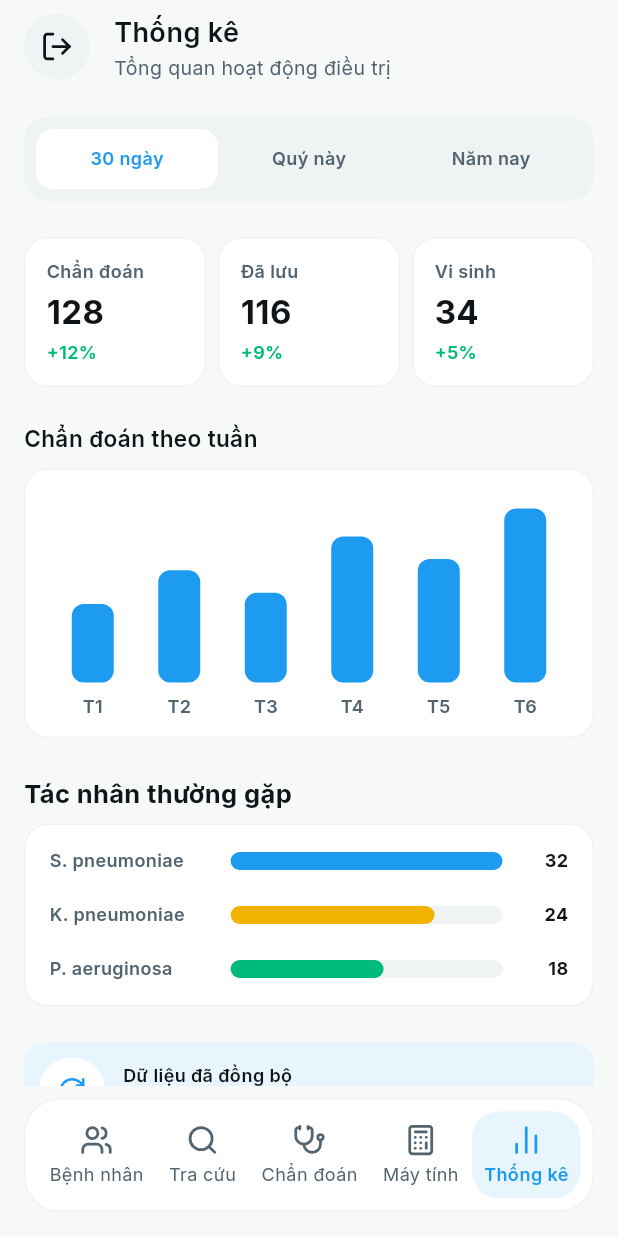
After one commit to RespiraAMS/Respira-Mobile, a Flutter app: the StatisticsScreen screen opened by its route, on a phone screen of 412 x 824 dp. The commit adds this screen. Run offline on Flutter 3.47's test engine with Material 3 defaults, Android fonts, the phone set to English and light mode, and no system bars; our stand-ins replace flutter_riverpod, freezed_annotation, go_router, google_fonts, lucide_icons, riverpod_annotation; generated files the repository leaves out were written again.

Commit message:
feat(statistics): activity overview with functional period ranges
- StatisticsScreen: KPI tiles, weekly bar chart, pathogen ranking, sync banner
- 3 seeded datasets driven by StatisticsPeriodController (200ms transitions)
- AppBottomNavigation: Bệnh nhân ↔ Thống kê live navigation
- statistics route slice + tests (render, dataset switch, nav round-trip)

```diff
--- a/lib/core/router/app_router.dart
+++ b/lib/core/router/app_router.dart
@@ -4,6 +4,7 @@ import 'package:riverpod_annotation/riverpod_annotation.dart';
 import '../../features/diagnosis/routes.dart';
 import '../../features/authentication/routes.dart';
 import '../../features/patient/routes.dart';
+import '../../features/statistics/routes.dart';
 
 part 'app_router.g.dart';
 
@@ -12,7 +13,12 @@ GoRouter buildAppRouter({
 }) {
   return GoRouter(
     initialLocation: initialLocation,
-    routes: [...authenticationRoutes, ...patientRoutes, ...diagnosisRoutes],
+    routes: [
+      ...authenticationRoutes,
+      ...patientRoutes,
+      ...diagnosisRoutes,
+      ...statisticsRoutes,
+    ],
   );
 }
 
--- a/lib/features/patient/screens/patient_list_screen.dart
+++ b/lib/features/patient/screens/patient_list_screen.dart
@@ -2,6 +2,7 @@ import 'package:flutter/material.dart';
 import 'package:flutter_riverpod/flutter_riverpod.dart';
 import 'package:go_router/go_router.dart';
 import 'package:lucide_icons/lucide_icons.dart';
+import 'package:respira_mobile/features/statistics/routes.dart';
 
 import '../../../../design_system/design_system.dart';
 import '../models/patient_summary.dart';
@@ -151,7 +152,9 @@ class PatientListScreen extends ConsumerWidget {
                 items: navItems,
                 activeIndex: 0,
                 onTap: (index) {
-                  if (index != 0) {
+                  if (index == 4) {
+                    context.push(StatisticsRoutes.overview);
+                  } else if (index != 0) {
                     _showTabPlaceholder(context, navItems[index].label);
                   }
                 },
--- /dev/null
+++ b/lib/features/statistics/models/statistics_view.dart
@@ -0,0 +1,68 @@
+import 'package:freezed_annotation/freezed_annotation.dart';
+
+part 'statistics_view.freezed.dart';
+part 'statistics_view.g.dart';
+
+/// Overview ranges of the statistics screen.
+enum PeriodRange {
+  last30Days('30 ngày'),
+  thisQuarter('Quý này'),
+  thisYear('Năm nay');
+
+  const PeriodRange(this.displayName);
+
+  final String displayName;
+}
+
+/// One headline KPI tile ("Chẩn đoán · 128 · +12%").
+@freezed
+class KpiStat with _$KpiStat {
+  const factory KpiStat({
+    required String label,
+    required int value,
+    required int deltaPercent,
+  }) = _KpiStat;
+
+  factory KpiStat.fromJson(Map<String, dynamic> json) => _$KpiStatFromJson(json);
+}
+
+/// One weekly bar of the "Chẩn đoán theo tuần" chart.
+@freezed
+class WeeklyBar with _$WeeklyBar {
+  const factory WeeklyBar({
+    required String label,
+    required int value,
+  }) = _WeeklyBar;
+
+  factory WeeklyBar.fromJson(Map<String, dynamic> json) =>
+      _$WeeklyBarFromJson(json);
+}
+
+/// One pathogen row of the "Tác nhân thường gặp" ranking.
+@freezed
+class PathogenStat with _$PathogenStat {
+  const factory PathogenStat({
+    required String name,
+    required int count,
+
+    /// 0 = most frequent; drives the semantic bar color (primary/warning/
+    /// success — label + color together, never color alone §12).
+    required int rank,
+  }) = _PathogenStat;
+
+  factory PathogenStat.fromJson(Map<String, dynamic> json) =>
+      _$PathogenStatFromJson(json);
+}
+
+/// Aggregate view model for one [PeriodRange].
+@freezed
+class StatisticsView with _$StatisticsView {
+  const factory StatisticsView({
+    @Default([]) List<KpiStat> kpis,
+    @Default([]) List<WeeklyBar> bars,
+    @Default([]) List<PathogenStat> pathogens,
+  }) = _StatisticsView;
+
+  factory StatisticsView.fromJson(Map<String, dynamic> json) =>
+      _$StatisticsViewFromJson(json);
+}
--- /dev/null
+++ b/lib/features/statistics/providers/statistics_provider.dart
@@ -0,0 +1,89 @@
+import 'package:riverpod_annotation/riverpod_annotation.dart';
+
+import '../models/statistics_view.dart';
+
+part 'statistics_provider.g.dart';
+
+/// Selected overview range of the statistics screen.
+@Riverpod(keepAlive: true)
+class StatisticsPeriodController extends _$StatisticsPeriodController {
+  @override
+  PeriodRange build() => PeriodRange.last30Days;
+
+  void setPeriod(PeriodRange period) => state = period;
+}
+
+const _thirtyDays = StatisticsView(
+  kpis: [
+    KpiStat(label: 'Chẩn đoán', value: 128, deltaPercent: 12),
+    KpiStat(label: 'Đã lưu', value: 116, deltaPercent: 9),
+    KpiStat(label: 'Vi sinh', value: 34, deltaPercent: 5),
+  ],
+  bars: [
+    WeeklyBar(label: 'T1', value: 14),
+    WeeklyBar(label: 'T2', value: 20),
+    WeeklyBar(label: 'T3', value: 16),
+    WeeklyBar(label: 'T4', value: 26),
+    WeeklyBar(label: 'T5', value: 22),
+    WeeklyBar(label: 'T6', value: 31),
+  ],
+  pathogens: [
+    PathogenStat(name: 'S. pneumoniae', count: 32, rank: 0),
+    PathogenStat(name: 'K. pneumoniae', count: 24, rank: 1),
+    PathogenStat(name: 'P. aeruginosa', count: 18, rank: 2),
+  ],
+);
+
+const _thisQuarter = StatisticsView(
+  kpis: [
+    KpiStat(label: 'Chẩn đoán', value: 384, deltaPercent: 8),
+    KpiStat(label: 'Đã lưu', value: 351, deltaPercent: 6),
+    KpiStat(label: 'Vi sinh', value: 97, deltaPercent: 4),
+  ],
+  bars: [
+    WeeklyBar(label: 'T1', value: 58),
+    WeeklyBar(label: 'T2', value: 71),
+    WeeklyBar(label: 'T3', value: 64),
+    WeeklyBar(label: 'T4', value: 83),
+    WeeklyBar(label: 'T5', value: 77),
+    WeeklyBar(label: 'T6', value: 92),
+  ],
+  pathogens: [
+    PathogenStat(name: 'S. pneumoniae', count: 96, rank: 0),
+    PathogenStat(name: 'K. pneumoniae', count: 74, rank: 1),
+    PathogenStat(name: 'P. aeruginosa', count: 53, rank: 2),
+  ],
+);
+
+const _thisYear = StatisticsView(
+  kpis: [
+    KpiStat(label: 'Chẩn đoán', value: 1523, deltaPercent: 15),
+    KpiStat(label: 'Đã lưu', value: 1387, deltaPercent: 11),
+    KpiStat(label: 'Vi sinh', value: 402, deltaPercent: 7),
+  ],
+  bars: [
+    WeeklyBar(label: 'T1', value: 212),
+    WeeklyBar(label: 'T2', value: 248),
+    WeeklyBar(label: 'T3', value: 230),
+    WeeklyBar(label: 'T4', value: 276),
+    WeeklyBar(label: 'T5', value: 259),
+    WeeklyBar(label: 'T6', value: 298),
+  ],
+  pathogens: [
+    PathogenStat(name: 'S. pneumoniae', count: 371, rank: 0),
+    PathogenStat(name: 'K. pneumoniae', count: 289, rank: 1),
+    PathogenStat(name: 'P. aeruginosa', count: 206, rank: 2),
+  ],
+);
+
+/// Demo datasets per range — swap for a repository call once the
+/// networking layer exists.
+@Riverpod(keepAlive: true)
+StatisticsView statisticsView(StatisticsViewRef ref) {
+  final period = ref.watch(statisticsPeriodControllerProvider);
+  return switch (period) {
+    PeriodRange.last30Days => _thirtyDays,
+    PeriodRange.thisQuarter => _thisQuarter,
+    PeriodRange.thisYear => _thisYear,
+  };
+}
--- /dev/null
+++ b/lib/features/statistics/routes.dart
@@ -0,0 +1,14 @@
+import 'package:go_router/go_router.dart';
+
+import 'screens/statistics_screen.dart';
+
+class StatisticsRoutes {
+  static const overview = '/statistics';
+}
+
+final List<RouteBase> statisticsRoutes = [
+  GoRoute(
+    path: StatisticsRoutes.overview,
+    builder: (context, state) => const StatisticsScreen(),
+  ),
+];
--- /dev/null
+++ b/lib/features/statistics/screens/statistics_screen.dart
@@ -0,0 +1,233 @@
+import 'package:flutter/material.dart';
+import 'package:flutter_riverpod/flutter_riverpod.dart';
+import 'package:go_router/go_router.dart';
+import 'package:lucide_icons/lucide_icons.dart';
+
+import '../../../../design_system/design_system.dart';
+import '../../../../features/patient/routes.dart';
+import '../models/statistics_view.dart';
+import '../providers/statistics_provider.dart';
+import '../widgets/kpi_tile_widget.dart';
+import '../widgets/pathogen_row_widget.dart';
+import '../widgets/weekly_bars_widget.dart';
+
+/// Route `/statistics` — treatment activity overview (bottom-nav tab 5).
+class StatisticsScreen extends ConsumerWidget {
+  const StatisticsScreen({super.key});
+
+  void _showTabPlaceholder(BuildContext context, String label) {
+    showAppToast(context, 'Tab "$label" sẽ được bổ sung sau.');
+  }
+
+  @override
+  Widget build(BuildContext context, WidgetRef ref) {
+    final c = context.respiraColors;
+    final period = ref.watch(statisticsPeriodControllerProvider);
+    final periodController =
+        ref.read(statisticsPeriodControllerProvider.notifier);
+    final view = ref.watch(statisticsViewProvider);
+    final maxPathogenCount =
+        view.pathogens.fold<int>(1, (a, p) => p.count > a ? p.count : a);
+
+    final navItems = const [
+      AppBottomNavItem(icon: LucideIcons.users, label: 'Bệnh nhân'),
+      AppBottomNavItem(icon: LucideIcons.search, label: 'Tra cứu'),
+      AppBottomNavItem(icon: LucideIcons.stethoscope, label: 'Chẩn đoán'),
+      AppBottomNavItem(icon: LucideIcons.calculator, label: 'Máy tính'),
+      AppBottomNavItem(icon: LucideIcons.barChart2, label: 'Thống kê'),
+    ];
+
+    return Scaffold(
+      body: SafeArea(
+        child: Padding(
+          padding: const EdgeInsets.fromLTRB(
+            Spacing.group,
+            Spacing.inline,
+            Spacing.group,
+            Spacing.group,
+          ),
+          child: Column(
+            crossAxisAlignment: CrossAxisAlignment.stretch,
+            children: [
+              _Header(),
+              const SizedBox(height: Spacing.section),
+              AppSegmentedTabs<PeriodRange>(
+                segments: [
+                  for (final range in PeriodRange.values)
+                    (range, range.displayName),
+                ],
+                selected: period,
+                onChanged: periodController.setPeriod,
+              ),
+              const SizedBox(height: Spacing.section),
+              Expanded(
+                child: SingleChildScrollView(
+                  child: Column(
+                    crossAxisAlignment: CrossAxisAlignment.stretch,
+                    children: [
+                      Row(
+                        crossAxisAlignment: CrossAxisAlignment.start,
+                        children: [
+                          for (final kpi in view.kpis) ...[
+                            if (kpi != view.kpis.first)
+                              const SizedBox(width: Spacing.inline),
+                            Expanded(child: KpiTileWidget(stat: kpi)),
+                          ],
+                        ],
+                      ),
+                      const SizedBox(height: Spacing.section),
+                      Text(
+                        'Chẩn đoán theo tuần',
+                        style: TypographyTokens.bodyMedium(context)
+                            .copyWith(fontWeight: FontWeight.w600),
+                      ),
+                      const SizedBox(height: Spacing.inline),
+                      WeeklyBarsWidget(bars: view.bars),
+                      const SizedBox(height: Spacing.section),
+                      Text(
+                        'Tác nhân thường gặp',
+                        style: TypographyTokens.bodyLarge(context)
+                            .copyWith(fontWeight: FontWeight.w700),
+                      ),
+                      const SizedBox(height: Spacing.inline),
+                      Container(
+                        padding: const EdgeInsets.all(Spacing.group),
+                        decoration: BoxDecoration(
+                          color: c.surface,
+                          borderRadius: AppRadius.md,
+                          border: Border.all(color: c.borderSubtle),
+                        ),
+                        child: Column(
+                          children: [
+                            for (final pathogen in view.pathogens) ...[
+                              if (pathogen != view.pathogens.first)
+                                const SizedBox(height: Spacing.block),
+                              PathogenRowWidget(
+                                stat: pathogen,
+                                maxCount: maxPathogenCount,
+                              ),
+                            ],
+                          ],
+                        ),
+                      ),
+                      const SizedBox(height: Spacing.section),
+                      _SyncBanner(),
+                    ],
+                  ),
+                ),
+              ),
+              const SizedBox(height: Spacing.inline),
+              AppBottomNavigation(
+                items: navItems,
+                activeIndex: 4,
+                onTap: (index) {
+                  if (index == 0) {
+                    context.go(PatientRoutes.list);
+                  } else if (index != 4) {
+                    _showTabPlaceholder(context, navItems[index].label);
+                  }
+                },
+              ),
+            ],
+          ),
+        ),
+      ),
+    );
+  }
+}
+
+class _Header extends ConsumerWidget {
+  const _Header();
+
+  @override
+  Widget build(BuildContext context, WidgetRef ref) {
+    final c = context.respiraColors;
+
+    return Row(
+      children: [
+        Material(
+          color: c.surfaceSecondary,
+          shape: const CircleBorder(),
+          clipBehavior: Clip.antiAlias,
+          child: SizedBox(
+            width: ControlSize.touchTargetMin,
+            height: ControlSize.touchTargetMin,
+            child: InkWell(
+              onTap: () => showAppToast(
+                context,
+                'Đăng xuất sẽ được bổ sung sau.',
+              ),
+              child: Icon(LucideIcons.logOut,
+                  size: ControlSize.iconXl, color: c.iconDefault),
+            ),
+          ),
+        ),
+        const SizedBox(width: Spacing.group),
+        Expanded(
+          child: Column(
+            crossAxisAlignment: CrossAxisAlignment.start,
+            mainAxisSize: MainAxisSize.min,
+            children: [
+              Text(
+                'Thống kê',
+                maxLines: 1,
+                overflow: TextOverflow.ellipsis,
+                style:
+                    TypographyTokens.h3(context).copyWith(color: c.textPrimary),
+              ),
+              const SizedBox(height: 2),
+              AppText('Tổng quan hoạt động điều trị',
+                  type: AppTextType.caption, maxLines: 1),
+            ],
+          ),
+        ),
+      ],
+    );
+  }
+}
+
+class _SyncBanner extends StatelessWidget {
+  const _SyncBanner();
+
+  @override
+  Widget build(BuildContext context) {
+    final c = context.respiraColors;
+
+    return Container(
+      padding: const EdgeInsets.all(Spacing.xxs + 2),
+      decoration: BoxDecoration(
+        color: c.primarySoft,
+        borderRadius: BorderRadius.circular(14),
+      ),
+      child: Row(
+        children: [
+          Container(
+            width: ControlSize.touchTargetMin,
+            height: ControlSize.touchTargetMin,
+            alignment: Alignment.center,
+            decoration: BoxDecoration(color: c.surface, shape: BoxShape.circle),
+            child: Icon(LucideIcons.refreshCw,
+                size: ControlSize.iconLg, color: c.primary),
+          ),
+          const SizedBox(width: Spacing.control),
+          Expanded(
+            child: Column(
+              crossAxisAlignment: CrossAxisAlignment.start,
+              mainAxisSize: MainAxisSize.min,
+              children: [
+                Text(
+                  'Dữ liệu đã đồng bộ',
+                  style: TypographyTokens.label(context)
+                      .copyWith(color: c.textPrimary),
+                ),
+                const SizedBox(height: 2),
+                AppText('Cập nhật lúc 19:28 hôm nay',
+                    type: AppTextType.caption, maxLines: 1),
+              ],
+            ),
+          ),
+        ],
+      ),
+    );
+  }
+}
--- /dev/null
+++ b/lib/features/statistics/widgets/kpi_tile_widget.dart
@@ -0,0 +1,57 @@
+import 'package:flutter/material.dart';
+
+import 'package:respira_mobile/design_system/design_system.dart';
+
+import '../models/statistics_view.dart';
+
+/// Headline KPI tile ("Chẩn đoán · 128 · +12%"): label · value · delta.
+class KpiTileWidget extends StatelessWidget {
+  const KpiTileWidget({super.key, required this.stat});
+
+  final KpiStat stat;
+
+  @override
+  Widget build(BuildContext context) {
+    final c = context.respiraColors;
+    final deltaText =
+        '${stat.deltaPercent >= 0 ? '+' : ''}${stat.deltaPercent}%';
+    final deltaColor = stat.deltaPercent >= 0 ? c.success : c.error;
+
+    return Container(
+      padding: const EdgeInsets.all(Spacing.control + 2),
+      decoration: BoxDecoration(
+        color: c.surface,
+        borderRadius: AppRadius.md,
+        border: Border.all(color: c.borderSubtle),
+      ),
+      child: Column(
+        crossAxisAlignment: CrossAxisAlignment.start,
+        mainAxisSize: MainAxisSize.min,
+        children: [
+          Text(
+            stat.label,
+            maxLines: 1,
+            overflow: TextOverflow.ellipsis,
+            style: TypographyTokens.label(context)
+                .copyWith(color: c.textSecondary),
+          ),
+          const SizedBox(height: Spacing.xxxs),
+          // Scale step closest to the template's 24px within the type scale.
+          FittedBox(
+            fit: BoxFit.scaleDown,
+            child: Text(
+              '${stat.value}',
+              style: TypographyTokens.h2(context)
+                  .copyWith(color: c.textPrimary),
+            ),
+          ),
+          const SizedBox(height: Spacing.xxxs),
+          Text(
+            deltaText,
+            style: TypographyTokens.label(context).copyWith(color: deltaColor),
+          ),
+        ],
+      ),
+    );
+  }
+}
--- /dev/null
+++ b/lib/features/statistics/widgets/pathogen_row_widget.dart
@@ -0,0 +1,83 @@
+import 'package:flutter/material.dart';
+
+import 'package:respira_mobile/design_system/design_system.dart';
+
+import '../models/statistics_view.dart';
+
+/// One "Tác nhân thường gặp" row: name · progress track · bold count.
+/// Fill width is proportional to the max count; color follows the rank.
+class PathogenRowWidget extends StatelessWidget {
+  const PathogenRowWidget({
+    super.key,
+    required this.stat,
+    required this.maxCount,
+  });
+
+  final PathogenStat stat;
+  final int maxCount;
+
+  @override
+  Widget build(BuildContext context) {
+    final c = context.respiraColors;
+    final fillColor = switch (stat.rank) {
+      0 => c.primary,
+      1 => c.warning,
+      _ => c.success,
+    };
+
+    final fraction =
+        maxCount <= 0 ? 0.0 : (stat.count / maxCount).clamp(0.0, 1.0);
+
+    return Row(
+      children: [
+        Expanded(
+          flex: 3,
+          child: Text(
+            stat.name,
+            maxLines: 1,
+            overflow: TextOverflow.ellipsis,
+            style: TypographyTokens.label(context)
+                .copyWith(color: c.textSecondary),
+          ),
+        ),
+        const SizedBox(width: Spacing.control),
+        Expanded(
+          flex: 5,
+          child: Stack(
+            children: [
+              Container(
+                height: 12,
+                decoration: BoxDecoration(
+                  color: c.surfaceSecondary,
+                  borderRadius: BorderRadius.circular(6),
+                ),
+              ),
+              FractionallySizedBox(
+                widthFactor: fraction,
+                child: AnimatedContainer(
+                  duration: const Duration(milliseconds: 200),
+                  curve: Curves.easeOut,
+                  height: 12,
+                  decoration: BoxDecoration(
+                    color: fillColor,
+                    borderRadius: BorderRadius.circular(6),
+                  ),
+                ),
+              ),
+            ],
+          ),
+        ),
+        const SizedBox(width: Spacing.control),
+        SizedBox(
+          width: 32,
+          child: Text(
+            '${stat.count}',
+            textAlign: TextAlign.right,
+            style: TypographyTokens.label(context)
+                .copyWith(fontWeight: FontWeight.w700, color: c.textPrimary),
+          ),
+        ),
+      ],
+    );
+  }
+}
--- /dev/null
+++ b/lib/features/statistics/widgets/weekly_bars_widget.dart
@@ -0,0 +1,70 @@
+import 'package:flutter/material.dart';
+
+import 'package:respira_mobile/design_system/design_system.dart';
+
+import '../models/statistics_view.dart';
+
+/// "Chẩn đoán theo tuần" chart card: bottom-aligned primary bars whose
+/// heights are proportional to the max value — pure Flutter, no chart
+/// dependency. 200ms height animation on period switches (§13 Default).
+class WeeklyBarsWidget extends StatelessWidget {
+  const WeeklyBarsWidget({super.key, required this.bars});
+
+  static const double _chartAreaHeight = 116;
+
+  final List<WeeklyBar> bars;
+
+  @override
+  Widget build(BuildContext context) {
+    final c = context.respiraColors;
+    final maxValue = bars.map((b) => b.value).fold<int>(1, (a, b) => a > b ? a : b);
+
+    return Container(
+      height: 180,
+      padding: const EdgeInsets.fromLTRB(
+        Spacing.group,
+        Spacing.group,
+        Spacing.group,
+        Spacing.control,
+      ),
+      decoration: BoxDecoration(
+        color: c.surface,
+        borderRadius: AppRadius.md,
+        border: Border.all(color: c.borderSubtle),
+      ),
+      child: Row(
+        crossAxisAlignment: CrossAxisAlignment.end,
+        children: [
+          for (final bar in bars) ...[
+            Expanded(
+              child: Column(
+                mainAxisSize: MainAxisSize.min,
+                mainAxisAlignment: MainAxisAlignment.end,
+                children: [
+                  AnimatedContainer(
+                    duration: const Duration(milliseconds: 200),
+                    curve: Curves.easeOut,
+                    width: 28,
+                    height:
+                        (bar.value / maxValue) * _chartAreaHeight,
+                    decoration: BoxDecoration(
+                      color: c.primary,
+                      borderRadius: BorderRadius.circular(8),
+                    ),
+                  ),
+                  const SizedBox(height: Spacing.inline),
+                  Text(
+                    bar.label,
+                    maxLines: 1,
+                    style: TypographyTokens.label(context)
+                        .copyWith(color: c.textSecondary),
+                  ),
+                ],
+              ),
+            ),
+          ],
+        ],
+      ),
+    );
+  }
+}
```
Also changed, not shown: lib/features/statistics/models/statistics_view.freezed.dart (added), lib/features/statistics/models/statistics_view.g.dart (added), lib/features/statistics/providers/statistics_provider.g.dart (added), 1 other file.
